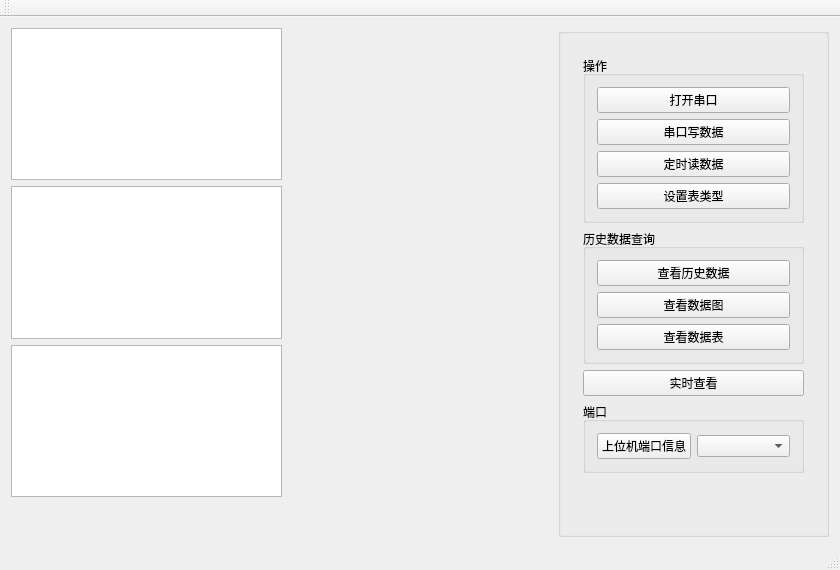
The window that SpreadSheet/ui/mainwindow.ui (MelonSuika/EmonitorSys) describes before a commit, drawn with Qt 5.
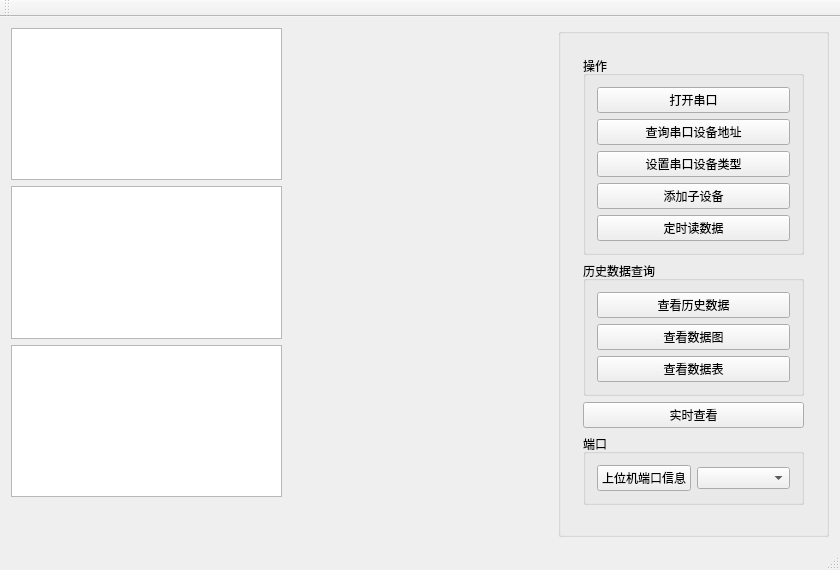
The same window after the commit. Icons and pictures are not drawn.

The edit to the form file:
```diff
--- a/SpreadSheet/ui/mainwindow.ui
+++ b/SpreadSheet/ui/mainwindow.ui
@@ -146,7 +146,21 @@
                  <item>
                   <widget class="QPushButton" name="pushButtonWriteSerialPort">
                    <property name="text">
-                    <string>串口写数据</string>
+                    <string>查询串口设备地址</string>
+                   </property>
+                  </widget>
+                 </item>
+                 <item>
+                  <widget class="QPushButton" name="pushButton_setDeviceType">
+                   <property name="text">
+                    <string>设置串口设备类型</string>
+                   </property>
+                  </widget>
+                 </item>
+                 <item>
+                  <widget class="QPushButton" name="pushButton_addChildDevice">
+                   <property name="text">
+                    <string>添加子设备</string>
                    </property>
                   </widget>
                  </item>
@@ -157,13 +171,6 @@
                    </property>
                   </widget>
                  </item>
-                 <item>
-                  <widget class="QPushButton" name="pushButton_setDeviceType">
-                   <property name="text">
-                    <string>设置表类型</string>
-                   </property>
-                  </widget>
-                 </item>
                 </layout>
                </widget>
               </item>
```
